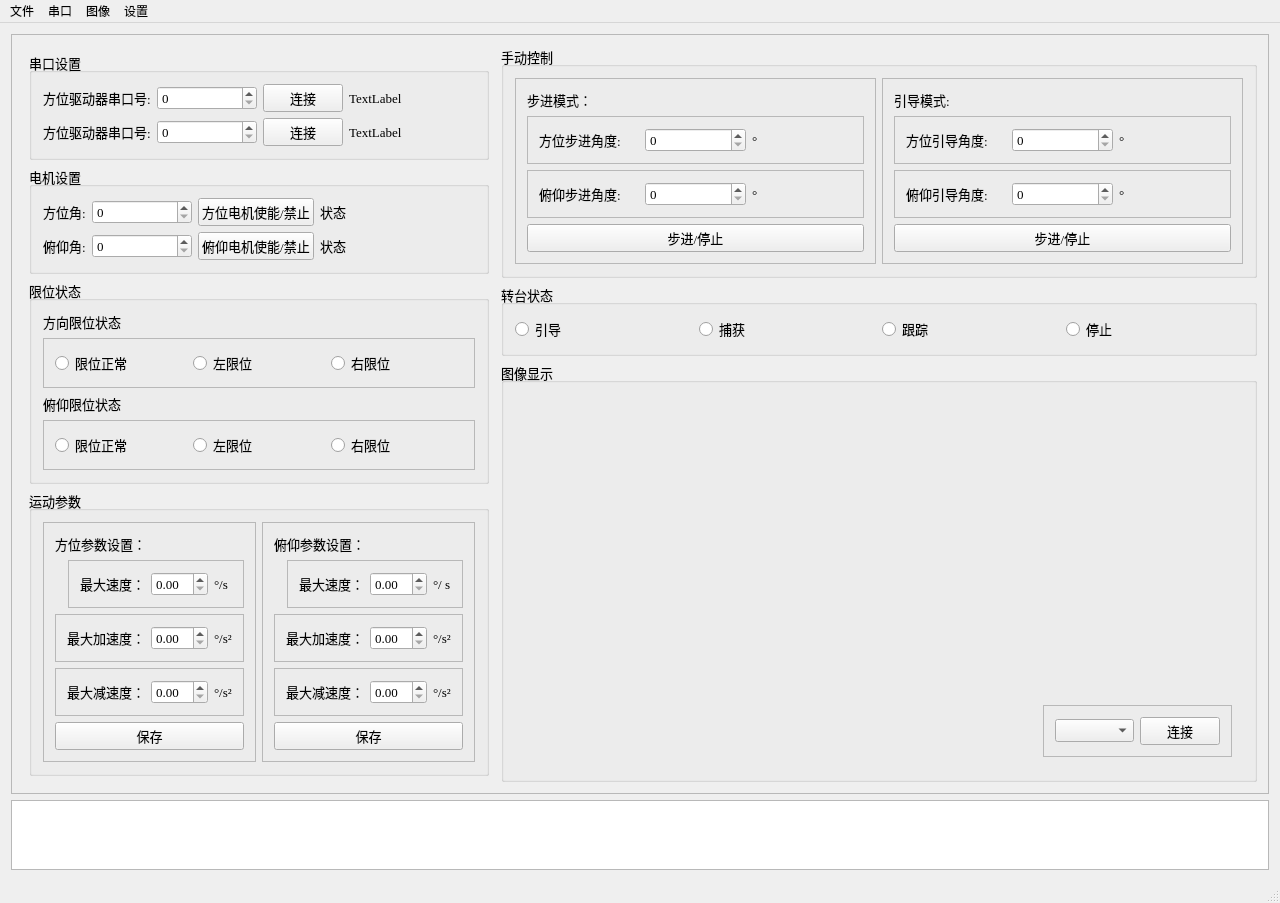
Qt form mainwindow.ui (leevick/Longdistraker) before a commit.
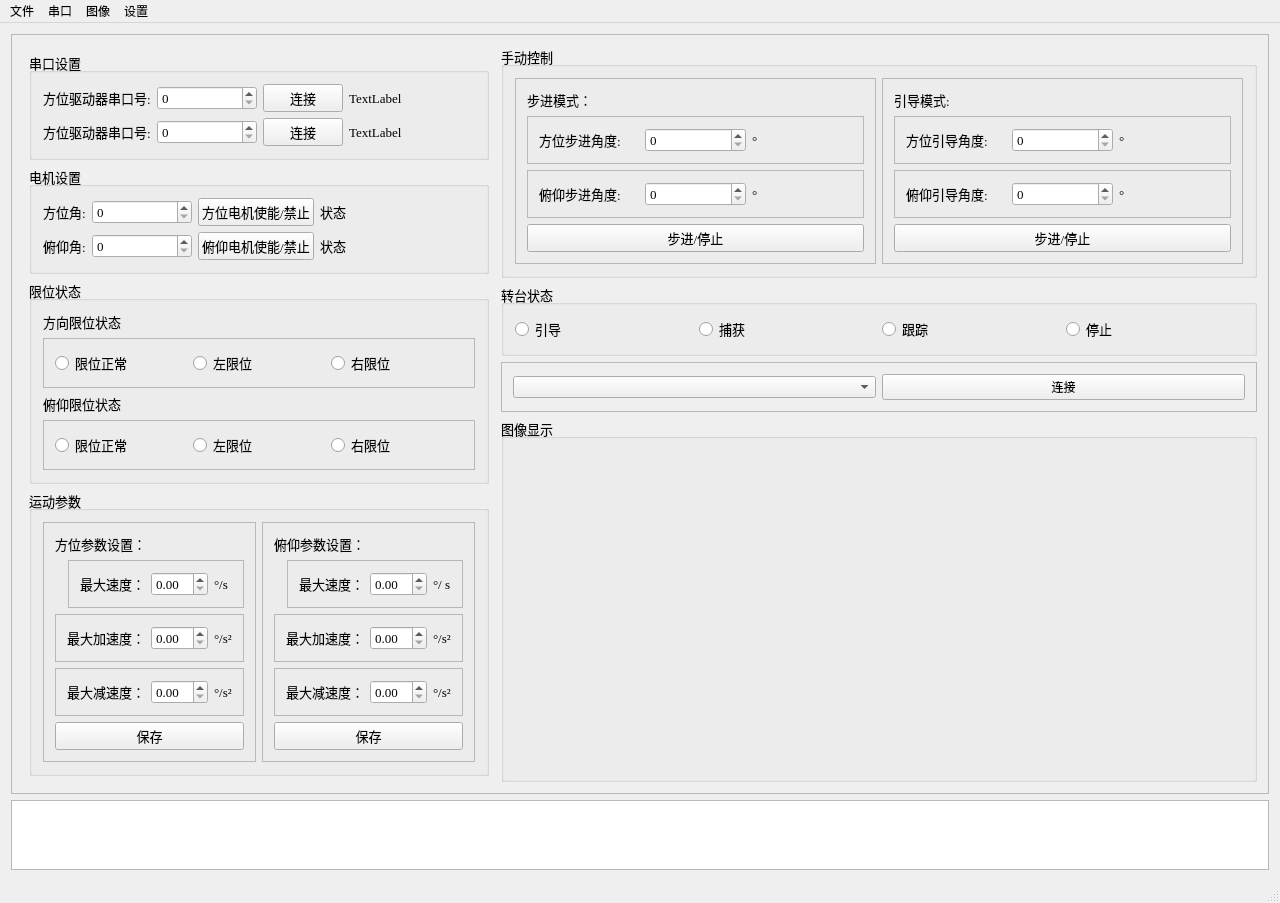
The same form after that commit.

Commit message: Remove stacked widget.

Patch:
```diff
--- a/mainwindow.ui
+++ b/mainwindow.ui
@@ -1251,6 +1251,32 @@
            </layout>
           </widget>
          </item>
+         <item>
+          <widget class="QFrame" name="frame">
+           <property name="frameShape">
+            <enum>QFrame::StyledPanel</enum>
+           </property>
+           <property name="frameShadow">
+            <enum>QFrame::Raised</enum>
+           </property>
+           <layout class="QHBoxLayout" name="horizontalLayout_2">
+            <item>
+             <widget class="QComboBox" name="comboBoxCameraSelection">
+              <property name="currentText">
+               <string/>
+              </property>
+             </widget>
+            </item>
+            <item>
+             <widget class="QPushButton" name="pushButtonOpenOrClose">
+              <property name="text">
+               <string>连接</string>
+              </property>
+             </widget>
+            </item>
+           </layout>
+          </widget>
+         </item>
          <item>
           <widget class="QGroupBox" name="groupBox_12">
            <property name="sizePolicy">
@@ -1274,56 +1300,15 @@
            <property name="title">
             <string>图像显示</string>
            </property>
-           <layout class="QHBoxLayout" name="horizontalLayout_31">
+           <layout class="QHBoxLayout" name="horizontalLayout">
             <item>
-             <widget class="QStackedWidget" name="stackedWidget">
-              <property name="currentIndex">
-               <number>0</number>
+             <widget class="QLabel" name="labelImage">
+              <property name="text">
+               <string/>
               </property>
-              <widget class="QWidget" name="page">
-               <layout class="QGridLayout" name="gridLayout_2">
-                <item row="0" column="0" alignment="Qt::AlignRight|Qt::AlignBottom">
-                 <widget class="QFrame" name="frame">
-                  <property name="frameShape">
-                   <enum>QFrame::StyledPanel</enum>
-                  </property>
-                  <property name="frameShadow">
-                   <enum>QFrame::Raised</enum>
-                  </property>
-                  <layout class="QHBoxLayout" name="horizontalLayout_2">
-                   <item>
-                    <widget class="QComboBox" name="comboBoxCameraSelection">
-                     <property name="currentText">
-                      <string/>
-                     </property>
-                    </widget>
-                   </item>
-                   <item>
-                    <widget class="QPushButton" name="pushButtonOpenOrClose">
-                     <property name="text">
-                      <string>连接</string>
-                     </property>
-                    </widget>
-                   </item>
-                  </layout>
-                 </widget>
-                </item>
-               </layout>
-              </widget>
-              <widget class="QWidget" name="page_2">
-               <layout class="QHBoxLayout" name="horizontalLayout">
-                <item>
-                 <widget class="QLabel" name="labelImage">
-                  <property name="text">
-                   <string/>
-                  </property>
-                  <property name="scaledContents">
-                   <bool>true</bool>
-                  </property>
-                 </widget>
-                </item>
-               </layout>
-              </widget>
+              <property name="scaledContents">
+               <bool>true</bool>
+              </property>
              </widget>
             </item>
            </layout>
```
